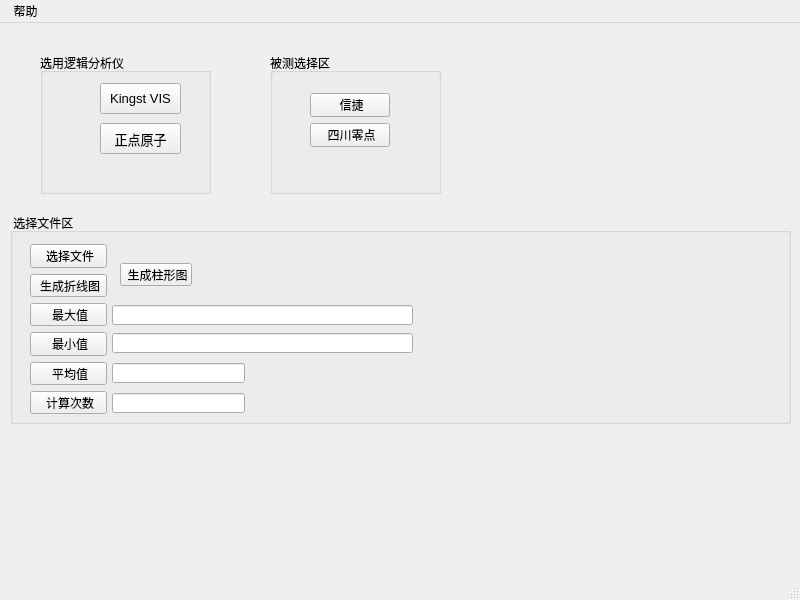
Qt form windowpage.ui (15351707819/excel) before a commit.
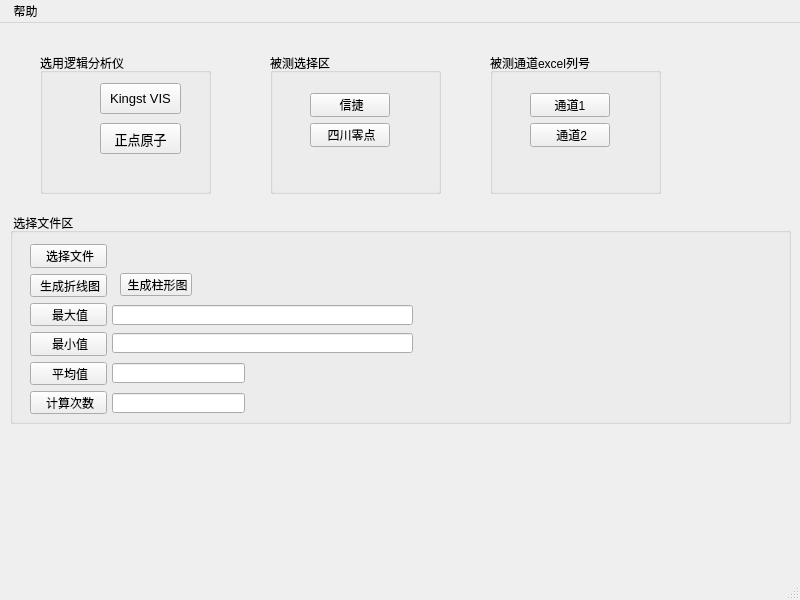
The same form after that commit.

Commit message: 添加通道判断

The edit to the form file:
```diff
--- a/windowpage.ui
+++ b/windowpage.ui
@@ -149,7 +149,7 @@
      <property name="geometry">
       <rect>
        <x>110</x>
-       <y>50</y>
+       <y>60</y>
        <width>72</width>
        <height>23</height>
       </rect>
@@ -256,6 +256,51 @@
      </layout>
     </widget>
    </widget>
+   <widget class="QGroupBox" name="groupBox_4">
+    <property name="geometry">
+     <rect>
+      <x>490</x>
+      <y>30</y>
+      <width>171</width>
+      <height>141</height>
+     </rect>
+    </property>
+    <property name="title">
+     <string>被测通道excel列号</string>
+    </property>
+    <widget class="QWidget" name="layoutWidget_2">
+     <property name="geometry">
+      <rect>
+       <x>40</x>
+       <y>40</y>
+       <width>83</width>
+       <height>54</height>
+      </rect>
+     </property>
+     <layout class="QFormLayout" name="formLayout_2">
+      <item row="0" column="0">
+       <widget class="QPushButton" name="tongdao2">
+        <property name="text">
+         <string>通道1</string>
+        </property>
+        <property name="default">
+         <bool>false</bool>
+        </property>
+       </widget>
+      </item>
+      <item row="1" column="0">
+       <widget class="QPushButton" name="tongdao1">
+        <property name="text">
+         <string> 通道2</string>
+        </property>
+        <property name="default">
+         <bool>false</bool>
+        </property>
+       </widget>
+      </item>
+     </layout>
+    </widget>
+   </widget>
   </widget>
   <widget class="QMenuBar" name="menubar">
    <property name="geometry">
```
Left out of the diff: 2 changed lines with no effect on the pictures. The commit also changes 6 other files.
